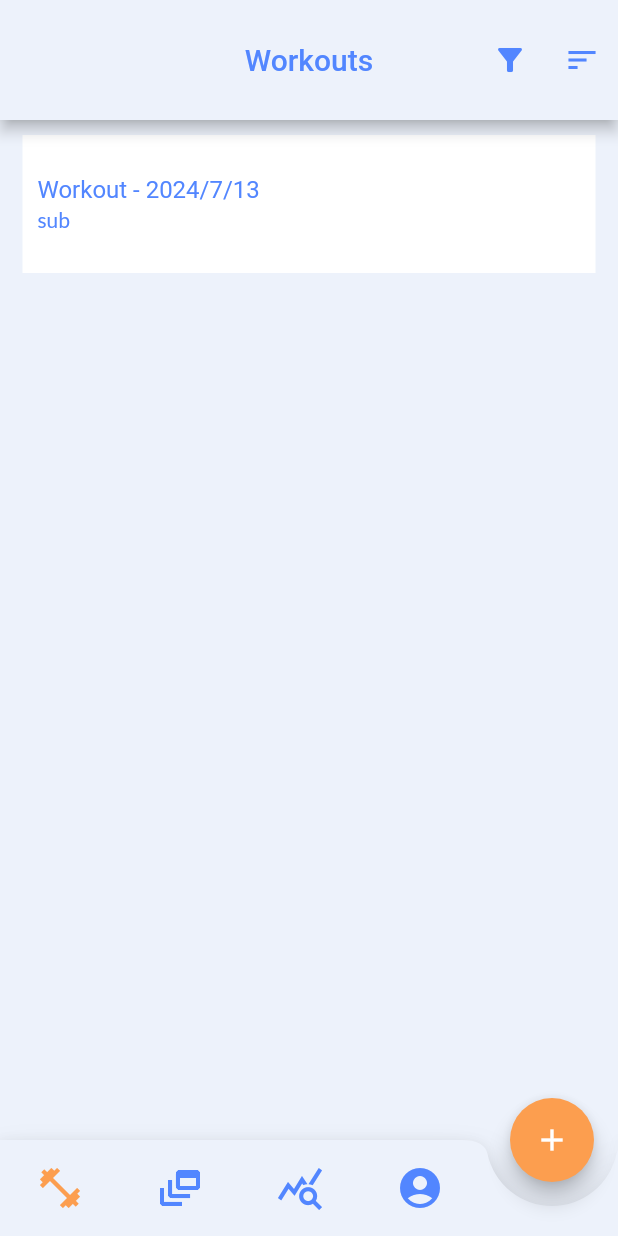
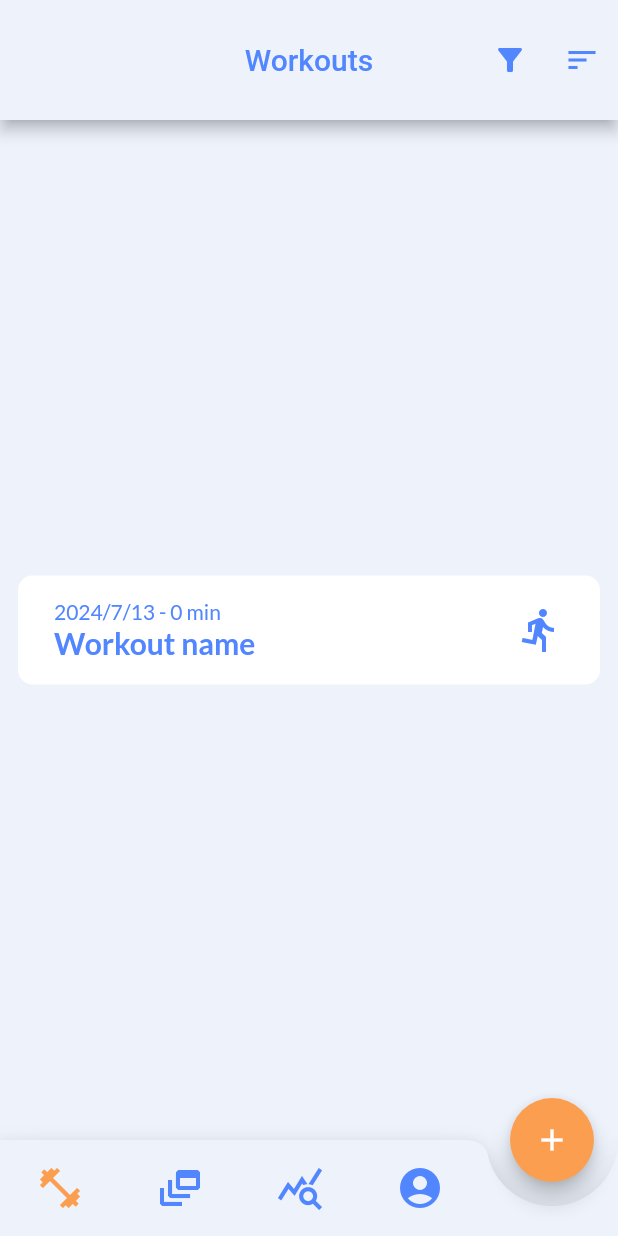
Before and after one commit to Lux-Vera/gym_tracker_app, a Flutter app: the screen it shows after launch, after a tap on the "add" icon, on a phone screen of 412 x 824 dp. Run offline on Flutter 3.47's test engine with Material 2 defaults, Android fonts, the phone set to English and light mode, and no system bars.

Commit message:
workout list view design finish and workout page design startup

```diff
--- a/lib/pages/home.dart
+++ b/lib/pages/home.dart
@@ -33,10 +33,8 @@ class _MyHomePageState extends State<MyHomePage> {
 
   void _addWorkout() {
     setState(() {
-      DateTime now = DateTime.now();
       _workoutList.add(Workout(
-          'Workout - ${now.year.toString()}/${now.month.toString()}/${now.day.toString()}',
-          DateTime.now(), [])); // Replace with user input
+          'Workout name', DateTime.now(), [])); // Replace with user input
     });
   }
 
@@ -63,23 +61,18 @@ class _MyHomePageState extends State<MyHomePage> {
         ],
       ),
       body: Center(
-        child: ListView.builder(
+        child: ListView.separated(
+          physics: BouncingScrollPhysics(),
+          shrinkWrap: true,
+          padding: EdgeInsets.symmetric(vertical: 12, horizontal: 12),
           itemCount: _workoutList.length,
           itemBuilder: (context, index) {
             final workout = _workoutList[index];
-            return GestureDetector(
-                onTap: () {
-                  Navigator.push(
-                    context,
-                    MaterialPageRoute(
-                      builder: (context) => WorkoutPage(
-                          key: Key(workout.title), workout: workout),
-                    ),
-                  );
-                },
-                child:
-                    WorkoutListItem(key: Key(workout.title), workout: workout));
+            return WorkoutListItem(key: Key(workout.title), workout: workout);
           },
+          separatorBuilder: (context, index) => SizedBox(
+            height: 6,
+          ),
         ),
       ),
       bottomNavigationBar: BottomAppBar(
--- a/lib/pages/workout.dart
+++ b/lib/pages/workout.dart
@@ -25,12 +25,40 @@ class ExerciseEntry {
   ExerciseEntry(this.exercise, this.sets, {this.feeling, this.notes});
 }
 
+class ExerciseToggleListItem extends StatelessWidget {
+  final ExerciseEntry exerciseEntry;
+
+  const ExerciseToggleListItem({Key? key, required this.exerciseEntry})
+      : super(key: key);
+
+  @override
+  Widget build(BuildContext context) {
+    return GestureDetector(
+      onTap: () => {},
+      child: ClipRRect(
+        borderRadius: BorderRadius.circular(10),
+        child: Container(
+          padding: EdgeInsets.symmetric(vertical: 12, horizontal: 12),
+          color: white,
+        ),
+      ),
+    );
+  }
+}
+
 class Workout {
   final String title;
   final DateTime dateTime;
+  final int durationMinutes;
+  final IconData icon;
   final List<ExerciseEntry> exercises;
 
-  Workout(this.title, this.dateTime, this.exercises);
+  Workout(this.title, this.dateTime, this.exercises,
+      {this.durationMinutes = 0, this.icon = Icons.directions_run});
+
+  String dateAndDuration() {
+    return '${dateTime.year}/${dateTime.month}/${dateTime.day} - $durationMinutes min';
+  }
 }
 
 class WorkoutListItem extends StatelessWidget {
@@ -41,21 +69,45 @@ class WorkoutListItem extends StatelessWidget {
   @override
   Widget build(BuildContext context) {
     return GestureDetector(
-      onTap: () => Navigator.of(context).push(new MaterialPageRoute(
+      onTap: () => Navigator.of(context).push(
+        new MaterialPageRoute(
           builder: (BuildContext context) => new WorkoutPage(
-                workout: workout,
-              ))), //your login class name,
+            workout: workout,
+          ),
+        ),
+      ),
       child: ClipRRect(
-        borderRadius: BorderRadius.circular(50.0),
+        borderRadius: BorderRadius.circular(10.0),
         child: Container(
-          padding: EdgeInsets.symmetric(vertical: 10, horizontal: 15),
-          child: ListTile(
-            title: Text(workout.title),
-            subtitle: Text("sub"),
-            textColor: accentBlue,
-            tileColor: white,
-            contentPadding: EdgeInsets.all(10),
-          ),
+          padding: EdgeInsets.symmetric(vertical: 16, horizontal: 24),
+          color: white,
+          child: Row(children: [
+            Column(
+              crossAxisAlignment: CrossAxisAlignment.start,
+              children: [
+                Text(
+                  workout.dateAndDuration(),
+                  style: TextStyle(
+                    color: accentBlue,
+                    fontSize: 14.0,
+                  ),
+                ),
+                Text(
+                  workout.title,
+                  style: TextStyle(
+                      color: accentBlue,
+                      fontSize: 20.0,
+                      fontWeight: FontWeight.w700),
+                )
+              ],
+            ),
+            Spacer(),
+            Icon(
+              workout.icon,
+              color: accentBlue,
+              size: 32.0,
+            )
+          ]),
         ),
       ),
     );
@@ -69,12 +121,52 @@ class WorkoutPage extends StatelessWidget {
   @override
   Widget build(BuildContext context) {
     return Scaffold(
-      appBar: AppBar(
-        title: Text(workout.title),
-      ),
-      body: Center(
-        // Display workout details here (name, exercises, etc.)
-        child: Text('Name: ${workout.title}'),
+      appBar: AppBar(),
+      body: Column(
+        crossAxisAlignment: CrossAxisAlignment.start,
+        children: [
+          Text(
+            workout.dateAndDuration(),
+            style: TextStyle(color: accentBlue, fontSize: 20),
+          ),
+          Text(
+            workout.title,
+            style: TextStyle(
+                color: accentBlue, fontSize: 36.0, fontWeight: FontWeight.w700),
+          ),
+          Text(
+            "Lorem ipsum dolor sit amet, consectetur adipiscing elit. Pellentesque a leo ut turpis tristique cursus vitae eu lacus. Sed quis mauris suscipit, feugiat leo et, feugiat velit. ",
+            style: TextStyle(
+              color: accentBlue,
+              fontSize: 16.0,
+            ),
+          ),
+          Row(
+            children: [
+              Icon(
+                Icons.sentiment_very_dissatisfied,
+                color: accentBlue,
+                size: 32,
+              ),
+              Text(
+                "Dead",
+                style: TextStyle(
+                  color: accentBlue,
+                  fontSize: 20.0,
+                ),
+              )
+            ],
+          ),
+          ListView.separated(
+              itemBuilder: (context, index) {
+                return ExerciseToggleListItem(
+                    exerciseEntry: workout.exercises[index]);
+              },
+              separatorBuilder: (context, index) => SizedBox(
+                    height: 6,
+                  ),
+              itemCount: workout.exercises.length)
+        ],
       ),
     );
   }
```
